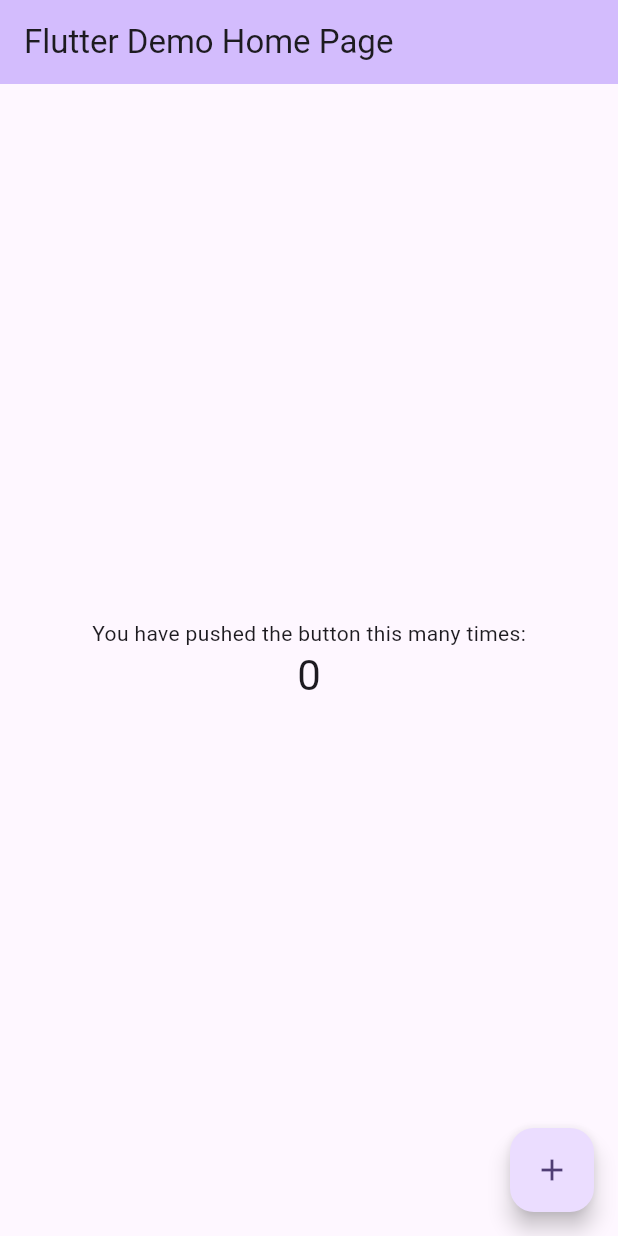
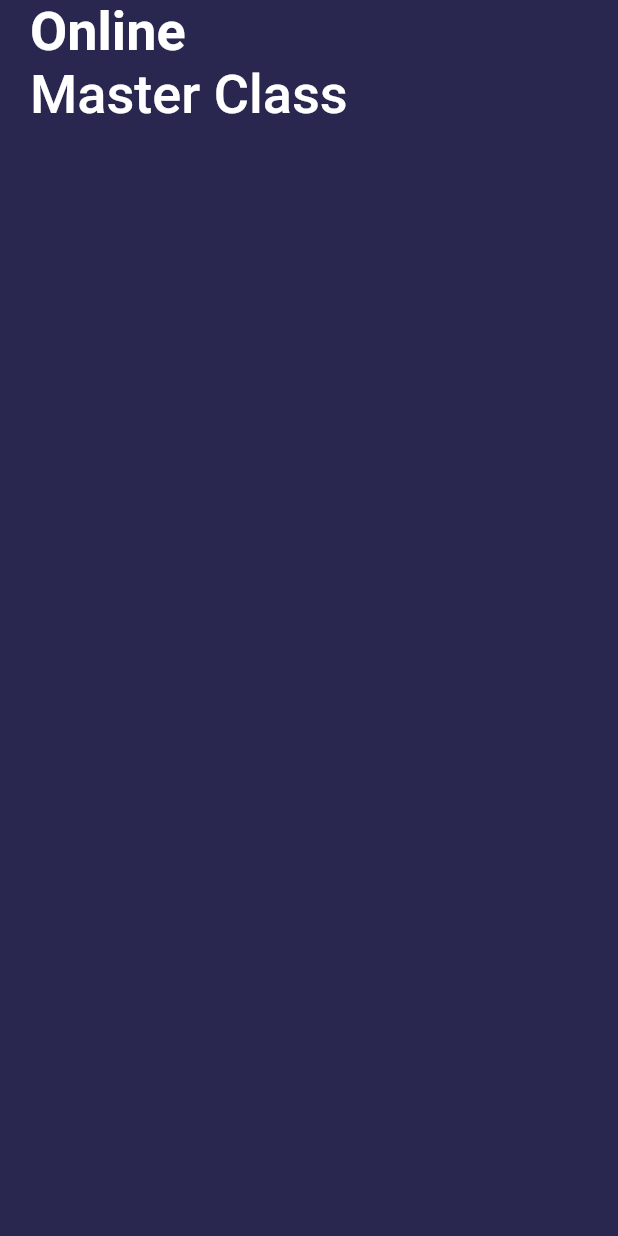
Before and after one commit to Emyeeeel/mobile_course_app_ui, a Flutter app: the screen it shows after launch, on a phone screen of 412 x 824 dp. Run offline on Flutter 3.47's test engine with Material 2 defaults, Android fonts, the phone set to English and light mode, and no system bars; our stand-ins replace google_fonts.

Commit message:
adds text "online" and "master class"

```diff
--- a/lib/main.dart
+++ b/lib/main.dart
@@ -1,125 +1,22 @@
 import 'package:flutter/material.dart';
 
+import 'pages/home_screen.dart';
+
 void main() {
-  runApp(const MyApp());
+  runApp(MyApp());
 }
 
 class MyApp extends StatelessWidget {
-  const MyApp({super.key});
+  const MyApp({Key? key}) : super(key: key);
 
-  // This widget is the root of your application.
   @override
   Widget build(BuildContext context) {
     return MaterialApp(
-      title: 'Flutter Demo',
-      theme: ThemeData(
-        // This is the theme of your application.
-        //
-        // TRY THIS: Try running your application with "flutter run". You'll see
-        // the application has a blue toolbar. Then, without quitting the app,
-        // try changing the seedColor in the colorScheme below to Colors.green
-        // and then invoke "hot reload" (save your changes or press the "hot
-        // reload" button in a Flutter-supported IDE, or press "r" if you used
-        // the command line to start the app).
-        //
-        // Notice that the counter didn't reset back to zero; the application
-        // state is not lost during the reload. To reset the state, use hot
-        // restart instead.
-        //
-        // This works for code too, not just values: Most code changes can be
-        // tested with just a hot reload.
-        colorScheme: ColorScheme.fromSeed(seedColor: Colors.deepPurple),
-        useMaterial3: true,
-      ),
-      home: const MyHomePage(title: 'Flutter Demo Home Page'),
-    );
+        title: 'Flutter UI',
+        debugShowCheckedModeBanner: false,
+        theme: ThemeData(
+          primaryColor: const Color(0xFF29274F),
+        ),
+        home: const Homescreen());
   }
 }
-
-class MyHomePage extends StatefulWidget {
-  const MyHomePage({super.key, required this.title});
-
-  // This widget is the home page of your application. It is stateful, meaning
-  // that it has a State object (defined below) that contains fields that affect
-  // how it looks.
-
-  // This class is the configuration for the state. It holds the values (in this
-  // case the title) provided by the parent (in this case the App widget) and
-  // used by the build method of the State. Fields in a Widget subclass are
-  // always marked "final".
-
-  final String title;
-
-  @override
-  State<MyHomePage> createState() => _MyHomePageState();
-}
-
-class _MyHomePageState extends State<MyHomePage> {
-  int _counter = 0;
-
-  void _incrementCounter() {
-    setState(() {
-      // This call to setState tells the Flutter framework that something has
-      // changed in this State, which causes it to rerun the build method below
-      // so that the display can reflect the updated values. If we changed
-      // _counter without calling setState(), then the build method would not be
-      // called again, and so nothing would appear to happen.
-      _counter++;
-    });
-  }
-
-  @override
-  Widget build(BuildContext context) {
-    // This method is rerun every time setState is called, for instance as done
-    // by the _incrementCounter method above.
-    //
-    // The Flutter framework has been optimized to make rerunning build methods
-    // fast, so that you can just rebuild anything that needs updating rather
-    // than having to individually change instances of widgets.
-    return Scaffold(
-      appBar: AppBar(
-        // TRY THIS: Try changing the color here to a specific color (to
-        // Colors.amber, perhaps?) and trigger a hot reload to see the AppBar
-        // change color while the other colors stay the same.
-        backgroundColor: Theme.of(context).colorScheme.inversePrimary,
-        // Here we take the value from the MyHomePage object that was created by
-        // the App.build method, and use it to set our appbar title.
-        title: Text(widget.title),
-      ),
-      body: Center(
-        // Center is a layout widget. It takes a single child and positions it
-        // in the middle of the parent.
-        child: Column(
-          // Column is also a layout widget. It takes a list of children and
-          // arranges them vertically. By default, it sizes itself to fit its
-          // children horizontally, and tries to be as tall as its parent.
-          //
-          // Column has various properties to control how it sizes itself and
-          // how it positions its children. Here we use mainAxisAlignment to
-          // center the children vertically; the main axis here is the vertical
-          // axis because Columns are vertical (the cross axis would be
-          // horizontal).
-          //
-          // TRY THIS: Invoke "debug painting" (choose the "Toggle Debug Paint"
-          // action in the IDE, or press "p" in the console), to see the
-          // wireframe for each widget.
-          mainAxisAlignment: MainAxisAlignment.center,
-          children: <Widget>[
-            const Text(
-              'You have pushed the button this many times:',
-            ),
-            Text(
-              '$_counter',
-              style: Theme.of(context).textTheme.headlineMedium,
-            ),
-          ],
-        ),
-      ),
-      floatingActionButton: FloatingActionButton(
-        onPressed: _incrementCounter,
-        tooltip: 'Increment',
-        child: const Icon(Icons.add),
-      ), // This trailing comma makes auto-formatting nicer for build methods.
-    );
-  }
-}
--- /dev/null
+++ b/lib/pages/home_screen.dart
@@ -0,0 +1,48 @@
+import 'package:flutter/material.dart';
+import 'package:google_fonts/google_fonts.dart';
+
+class Homescreen extends StatefulWidget {
+  const Homescreen({Key? key}) : super(key: key);
+
+  @override
+  _HomeScreenState createState() => _HomeScreenState();
+}
+
+class _HomeScreenState extends State<Homescreen> {
+  @override
+  Widget build(BuildContext context) {
+    return Scaffold(
+      backgroundColor: Theme.of(context).primaryColor,
+      body: SafeArea(
+        child: ListView(
+          padding: const EdgeInsets.symmetric(horizontal: 20),
+          physics: const BouncingScrollPhysics(),
+          children: [
+            Column(
+              mainAxisAlignment: MainAxisAlignment.start,
+              crossAxisAlignment: CrossAxisAlignment.start,
+              children: [
+                Text(
+                  'Online',
+                  style: GoogleFonts.roboto(
+                    fontSize: 36,
+                    fontWeight: FontWeight.bold,
+                    color: Colors.white,
+                  ),
+                ),
+                Text(
+                  'Master Class',
+                  style: GoogleFonts.roboto(
+                    fontSize: 36,
+                    fontWeight: FontWeight.w500,
+                    color: Colors.white,
+                  ),
+                )
+              ],
+            )
+          ],
+        ),
+      ),
+    );
+  }
+}
--- a/pubspec.yaml
+++ b/pubspec.yaml
@@ -35,6 +35,7 @@ dependencies:
   # The following adds the Cupertino Icons font to your application.
   # Use with the CupertinoIcons class for iOS style icons.
   cupertino_icons: ^1.0.2
+  google_fonts: ^6.1.0
 
 dev_dependencies:
   flutter_test:
@@ -60,7 +61,7 @@ flutter:
 
   # To add assets to your application, add an assets section, like this:
   assets:
-    - assets
+    - assets/Ellipse 3.png
   #   - images/a_dot_ham.jpeg
 
   # An image asset can refer to one or more resolution-specific "variants", see
```
Also changed, not shown: pubspec.lock, 1 other file.
